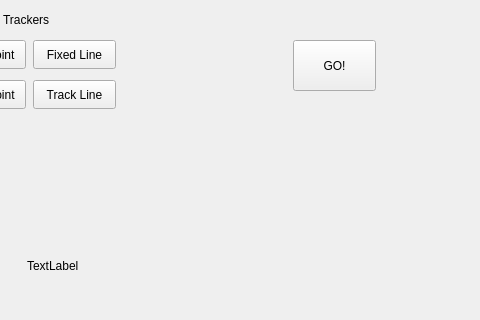
This is catkin_ws/src/rqt_custom_gui/resource/form.ui in ColeDewis/CMPUT428-Project as Qt 5 draws it before an edit; both pictures show x 437 to 917 and y 0 to 320 of the 917 by 429 pixel window. The edited form follows.
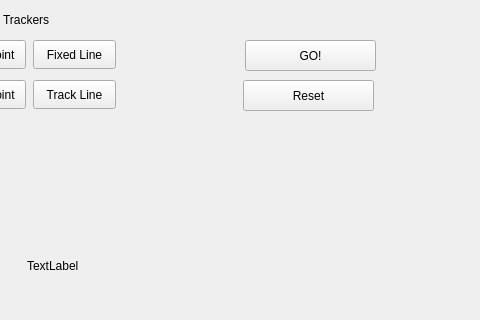
This is the edited form.

```diff
--- a/catkin_ws/src/rqt_custom_gui/resource/form.ui
+++ b/catkin_ws/src/rqt_custom_gui/resource/form.ui
@@ -133,10 +133,10 @@
   <widget class="QPushButton" name="GoButton">
    <property name="geometry">
     <rect>
-     <x>730</x>
+     <x>682</x>
      <y>40</y>
-     <width>83</width>
-     <height>51</height>
+     <width>131</width>
+     <height>31</height>
     </rect>
    </property>
    <property name="text">
@@ -172,6 +172,19 @@
     </item>
    </layout>
   </widget>
+  <widget class="QPushButton" name="ResetButton">
+   <property name="geometry">
+    <rect>
+     <x>680</x>
+     <y>80</y>
+     <width>131</width>
+     <height>31</height>
+    </rect>
+   </property>
+   <property name="text">
+    <string>Reset</string>
+   </property>
+  </widget>
  </widget>
  <resources/>
  <connections/>
```
